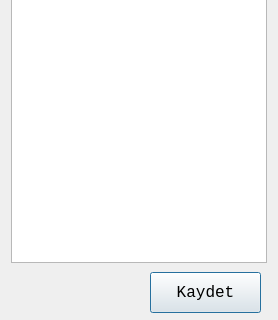
The window that stokgrupform.ui (mamoo81/bhss) describes before a commit, drawn with Qt 5; both pictures show x 0 to 278 and y 238 to 558 of the 278 by 558 pixel window.
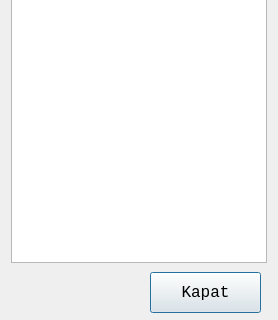
The same window after the commit. Icons and pictures are not drawn.

Patch:
```diff
--- a/stokgrupform.ui
+++ b/stokgrupform.ui
@@ -68,7 +68,7 @@
     </rect>
    </property>
    <property name="text">
-    <string>Kaydet</string>
+    <string>Kapat</string>
    </property>
    <property name="icon">
     <iconset resource="images.qrc">
```
